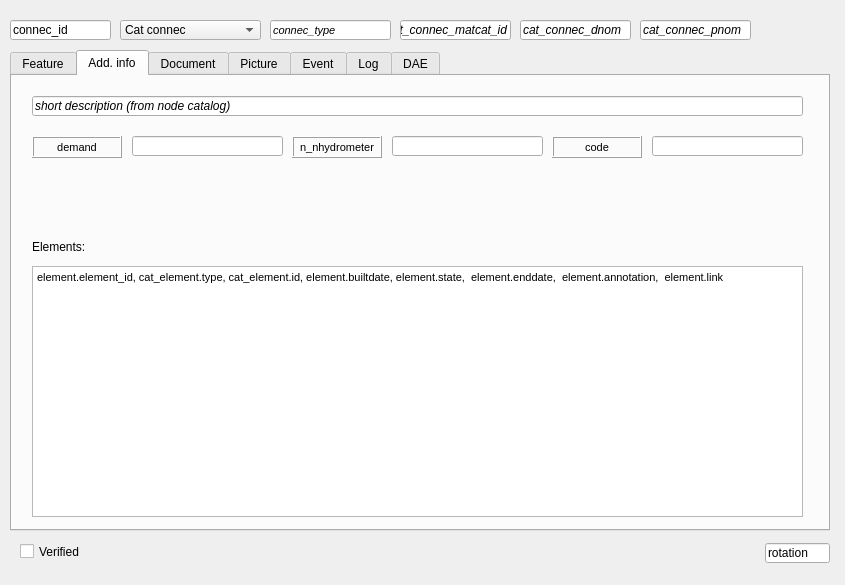
Before: the Qt Designer form ui/ws_connec.ui in Giswater/giswater_qgis_plugin, drawn with Qt 5.
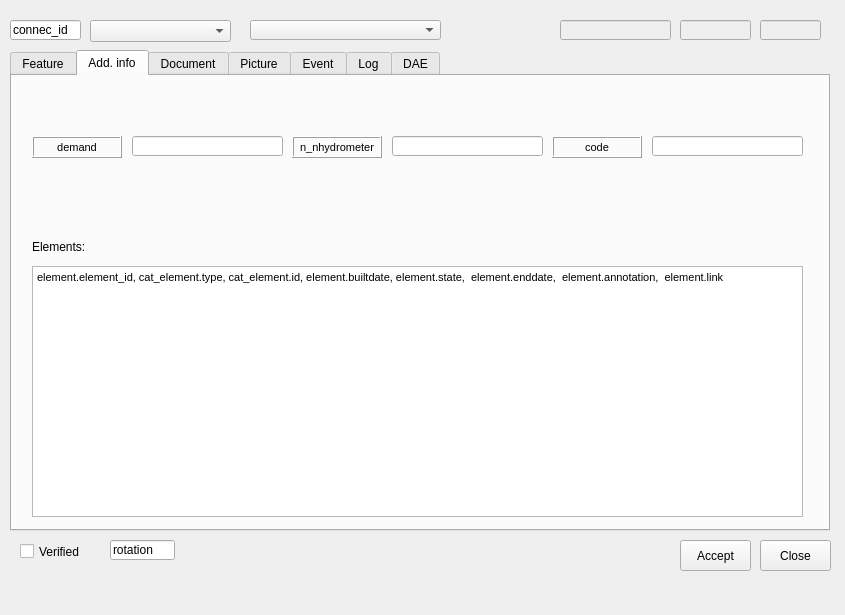
After: the same form once the commit is applied. The open tabs and pages were chosen to show the change.

Commit message: #12 Custom form and init function for 'connec'

What changed in the file:
```diff
--- a/ui/ws_connec.ui
+++ b/ui/ws_connec.ui
@@ -7,13 +7,13 @@
     <x>0</x>
     <y>0</y>
     <width>845</width>
-    <height>585</height>
+    <height>615</height>
    </rect>
   </property>
   <property name="minimumSize">
    <size>
     <width>845</width>
-    <height>585</height>
+    <height>615</height>
    </size>
   </property>
   <property name="maximumSize">
@@ -1072,24 +1072,6 @@
 &lt;p style=&quot; margin-top:0px; margin-bottom:0px; margin-left:0px; margin-right:0px; -qt-block-indent:0; text-indent:0px;&quot;&gt;&lt;span style=&quot; font-size:8pt;&quot;&gt;element.element_id, cat_element.type, cat_element.id, element.builtdate, element.state,  element.enddate,  element.annotation,  element.link&lt;/span&gt;&lt;/p&gt;&lt;/body&gt;&lt;/html&gt;</string>
      </property>
     </widget>
-    <widget class="QLineEdit" name="cat_descript_7">
-     <property name="geometry">
-      <rect>
-       <x>20</x>
-       <y>20</y>
-       <width>771</width>
-       <height>20</height>
-      </rect>
-     </property>
-     <property name="font">
-      <font>
-       <italic>true</italic>
-      </font>
-     </property>
-     <property name="text">
-      <string>short description (from node catalog)</string>
-     </property>
-    </widget>
     <widget class="QLabel" name="label_code">
      <property name="geometry">
       <rect>
@@ -2327,8 +2309,8 @@
   <widget class="QLineEdit" name="connec_rotation">
    <property name="geometry">
     <rect>
-     <x>765</x>
-     <y>543</y>
+     <x>110</x>
+     <y>540</y>
      <width>65</width>
      <height>20</height>
     </rect>
@@ -2353,24 +2335,19 @@
   <widget class="QComboBox" name="connec_connecat_id">
    <property name="geometry">
     <rect>
-     <x>120</x>
+     <x>250</x>
      <y>20</y>
-     <width>141</width>
+     <width>191</width>
      <height>20</height>
     </rect>
    </property>
-   <item>
-    <property name="text">
-     <string>Cat connec</string>
-    </property>
-   </item>
   </widget>
   <widget class="QLineEdit" name="connec_connec_id">
    <property name="geometry">
     <rect>
      <x>10</x>
      <y>20</y>
-     <width>101</width>
+     <width>71</width>
      <height>20</height>
     </rect>
    </property>
@@ -2378,10 +2355,13 @@
     <string>connec_id</string>
    </property>
   </widget>
-  <widget class="QLineEdit" name="cat_connec_matcat_id">
+  <widget class="QLineEdit" name="cat_matcat_id">
+   <property name="enabled">
+    <bool>false</bool>
+   </property>
    <property name="geometry">
     <rect>
-     <x>400</x>
+     <x>560</x>
      <y>20</y>
      <width>111</width>
      <height>20</height>
@@ -2393,34 +2373,39 @@
     </font>
    </property>
    <property name="text">
-    <string>cat_connec_matcat_id</string>
+    <string/>
    </property>
   </widget>
-  <widget class="QLineEdit" name="cat_connec_type">
+  <widget class="QLineEdit" name="cat_dnom">
+   <property name="enabled">
+    <bool>false</bool>
+   </property>
    <property name="geometry">
     <rect>
-     <x>270</x>
+     <x>680</x>
      <y>20</y>
-     <width>121</width>
+     <width>71</width>
      <height>20</height>
     </rect>
    </property>
    <property name="font">
     <font>
-     <pointsize>8</pointsize>
      <italic>true</italic>
     </font>
    </property>
    <property name="text">
-    <string>connec_type</string>
+    <string/>
    </property>
   </widget>
-  <widget class="QLineEdit" name="cat_connec_dnom">
+  <widget class="QLineEdit" name="cat_pnom">
+   <property name="enabled">
+    <bool>false</bool>
+   </property>
    <property name="geometry">
     <rect>
-     <x>520</x>
+     <x>760</x>
      <y>20</y>
-     <width>111</width>
+     <width>61</width>
      <height>20</height>
     </rect>
    </property>
@@ -2430,25 +2415,43 @@
     </font>
    </property>
    <property name="text">
-    <string>cat_connec_dnom</string>
+    <string/>
    </property>
   </widget>
-  <widget class="QLineEdit" name="cat_connec_pnom">
+  <widget class="QPushButton" name="btn_accept">
    <property name="geometry">
     <rect>
-     <x>640</x>
-     <y>20</y>
-     <width>111</width>
-     <height>20</height>
+     <x>680</x>
+     <y>540</y>
+     <width>71</width>
+     <height>31</height>
     </rect>
    </property>
-   <property name="font">
-    <font>
-     <italic>true</italic>
-    </font>
+   <property name="text">
+    <string>Accept</string>
    </property>
+  </widget>
+  <widget class="QPushButton" name="btn_close">
+   <property name="geometry">
+    <rect>
+     <x>760</x>
+     <y>540</y>
+     <width>71</width>
+     <height>31</height>
+    </rect>
+   </property>
    <property name="text">
-    <string>cat_connec_pnom</string>
+    <string>Close</string>
+   </property>
+  </widget>
+  <widget class="QComboBox" name="cat_connectype_id">
+   <property name="geometry">
+    <rect>
+     <x>90</x>
+     <y>20</y>
+     <width>141</width>
+     <height>22</height>
+    </rect>
    </property>
   </widget>
  </widget>
```
Left out of the diff: 72 changed lines with no effect on the pictures. The commit also changes 2 other files.
